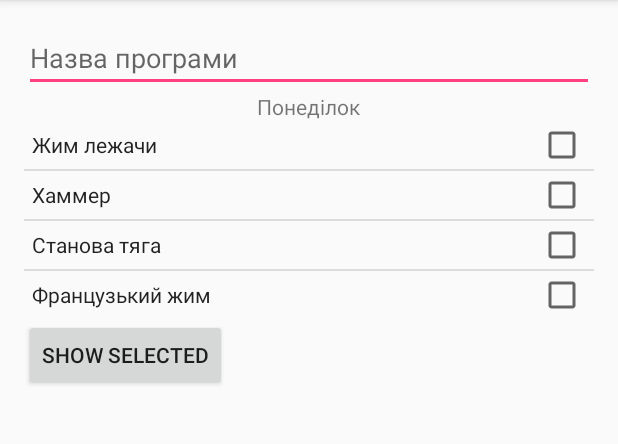
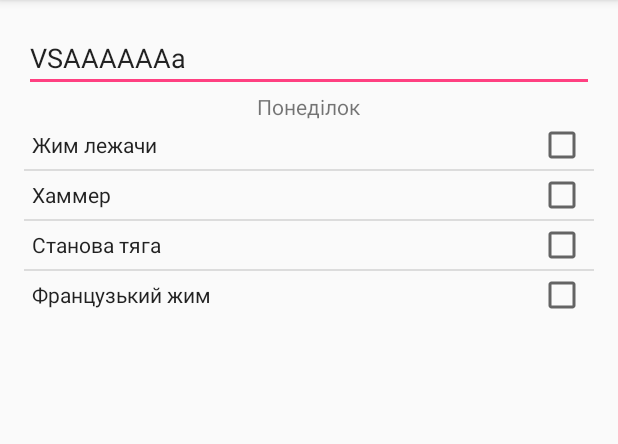
Before and after one commit to lDionis/TrainUP, an Android app: the AddProgramActivity screen opened directly, with no data from a screen before it, on a phone screen of 412 x 824 dp, the part 84-528 px from its top. Run offline under Robolectric (Android 15) with nearby library versions, the phone set to English and light mode, and no system bars.

Commit message:
EditText Get text Commit

```diff
--- a/app/src/main/AndroidManifest.xml
+++ b/app/src/main/AndroidManifest.xml
@@ -28,11 +28,11 @@
         </activity>
         <activity
             android:name=".ExcercisesActivity"
-            android:theme="@style/AppTheme"></activity>
+            android:theme="@style/AppTheme" />
         <activity
             android:name=".model.ProgramsActivity"
-            android:theme="@style/AppTheme"></activity>
-        <activity android:name=".model.AddProgramActivity"></activity>
+            android:theme="@style/AppTheme" />
+        <activity android:name=".model.AddProgramActivity" />
     </application>
 
 </manifest>
--- a/app/src/main/java/com/ldionis/trainupapplication/adapter/WeekdayPagerAdapter.java
+++ b/app/src/main/java/com/ldionis/trainupapplication/adapter/WeekdayPagerAdapter.java
@@ -4,6 +4,8 @@ import android.content.Context;
 import android.content.DialogInterface;
 import android.content.Intent;
 import android.support.v7.app.AlertDialog;
+import android.text.Editable;
+import android.text.TextWatcher;
 import android.view.LayoutInflater;
 import android.view.View;
 import android.view.ViewGroup;
@@ -30,7 +32,6 @@ public class WeekdayPagerAdapter extends PagerAdapter {
    public ArrayList<String>  selectedItems=new ArrayList<>();
     private Context mContext;
     public static String ffggg;
-    private EditText edittext = null;
   //  DatabaseHelper myDataBaseHelper = new DatabaseHelper(mContext);
     public WeekdayPagerAdapter(Context context) {
         mContext = context;
@@ -70,7 +71,6 @@ public class WeekdayPagerAdapter extends PagerAdapter {
         CustomPagerEnum customPagerEnum = CustomPagerEnum.values()[position];
 
       final  LayoutInflater inflater = LayoutInflater.from(mContext);
-
         final ViewGroup layout = (ViewGroup) inflater.inflate(customPagerEnum.getLayoutResId(), collection, false);
         collection.addView(layout);
         final ViewGroup prname = (ViewGroup) inflater.inflate(R.layout.activity_add_program, null);
@@ -78,18 +78,15 @@ public class WeekdayPagerAdapter extends PagerAdapter {
         //----
         final String[] items = {"Жим лежачи","Хаммер","Станова тяга","Французький жим"};
         ArrayAdapter<String> adapter = new ArrayAdapter<>(mContext, R.layout.row_layout, R.id.txt_lan,items);
-       //final EditText pr_name=(EditText)layout.findViewById(R.id.programName);
-        //----
-
-
         final ListView chl=(ListView)layout.findViewById(R.id.checkable_list);
 
         chl.setChoiceMode(ListView.CHOICE_MODE_MULTIPLE);
         //----
         chl.setAdapter(adapter);
         chl.setOnItemClickListener(new AdapterView.OnItemClickListener(){
-            public  void onItemClick(AdapterView<?> parent, View view, final int position, long id)
+            public  void onItemClick(AdapterView<?> parent, final View view, final int position, long id)
             {
+
                 final String selectedItem=((TextView)view).getText().toString();
                 //final String pr_name=((EditText)view).getText().toString();
                 //check / uncheck item
@@ -102,22 +99,21 @@ public class WeekdayPagerAdapter extends PagerAdapter {
                 final AlertDialog.Builder dialogBuilder = new AlertDialog.Builder(mContext);
 
                 final ViewGroup dialogView = (ViewGroup) inflater.inflate(R.layout.addingwr_dialog, null);
-
                 final EditText ffd=(EditText)prname.findViewById(R.id.programName);
                 dialogBuilder.setView(dialogView);
-                 ffggg = ffd.getText().toString();
+
+                ffggg = ffd.getText().toString();
                 final EditText edt = (EditText) dialogView.findViewById(R.id.email);
                 final EditText edtX = (EditText) dialogView.findViewById(R.id.password);
 
+                dialogBuilder.setTitle("Введіть дані вправи");
 
-
-                dialogBuilder.setTitle("Введіть дані вправи");
                 dialogBuilder.setPositiveButton("Зберегти", new DialogInterface.OnClickListener() {
                     public void onClick(DialogInterface dialog, int whichButton) {
                         //do something with edt.getText().toString();
                         String ggg=ffggg;
-                        String txt ="Програма:"+ggg+"\nВправа: "+selectedItem+"\nВага: " + edt.getText().toString()+"\nКількість повторень" + edtX.getText().toString();
-
+                        String txt ="Програма:"+ffggg+"\nВправа: "+selectedItem+"\nВага: " + edt.getText().toString()+"\nКількість повторень" + edtX.getText().toString();
+                        //Toast.makeText(mContext,"Програма:"+ffggg,Toast.LENGTH_LONG).show();
                         Toast.makeText(mContext,txt,Toast.LENGTH_LONG).show();
                         // myDataBaseHelper.insertProgramItem();
                     }
--- a/app/src/main/java/com/ldionis/trainupapplication/model/AddProgramActivity.java
+++ b/app/src/main/java/com/ldionis/trainupapplication/model/AddProgramActivity.java
@@ -1,12 +1,15 @@
 package com.ldionis.trainupapplication.model;
 
+import android.content.Intent;
 import android.support.v4.view.ViewPager;
 import android.support.v7.app.AppCompatActivity;
 import android.os.Bundle;
 import android.view.View;
 import android.widget.ArrayAdapter;
+import android.widget.EditText;
 import android.widget.Toast;
 
+import com.ldionis.trainupapplication.ExcerciseDescriptionActivity;
 import com.ldionis.trainupapplication.R;
 import com.ldionis.trainupapplication.adapter.WeekdayPagerAdapter;
 
--- a/app/src/main/res/layout/activity_add_program.xml
+++ b/app/src/main/res/layout/activity_add_program.xml
@@ -13,7 +13,9 @@
     android:hint="Назва програми"
     android:layout_width="match_parent"
     android:layout_height="wrap_content"
+    android:text="VSAAAAAAa"
     android:inputType="text"/>
+
     <android.support.v4.view.ViewPager
         android:layout_below="@+id/programName"
         android:id="@+id/viewpager"
--- a/app/src/main/res/layout/add_program_page_items.xml
+++ b/app/src/main/res/layout/add_program_page_items.xml
@@ -13,10 +13,5 @@
         android:id="@+id/checkable_list"
         android:layout_width="match_parent"
         android:layout_height="wrap_content"></ListView>
-<Button
-    android:id="@+id/bt"
-    android:layout_width="wrap_content"
-    android:layout_height="wrap_content"
-    android:text="show selected"
-    android:onClick="showSelectedItem"/>
+
 </LinearLayout>
```
